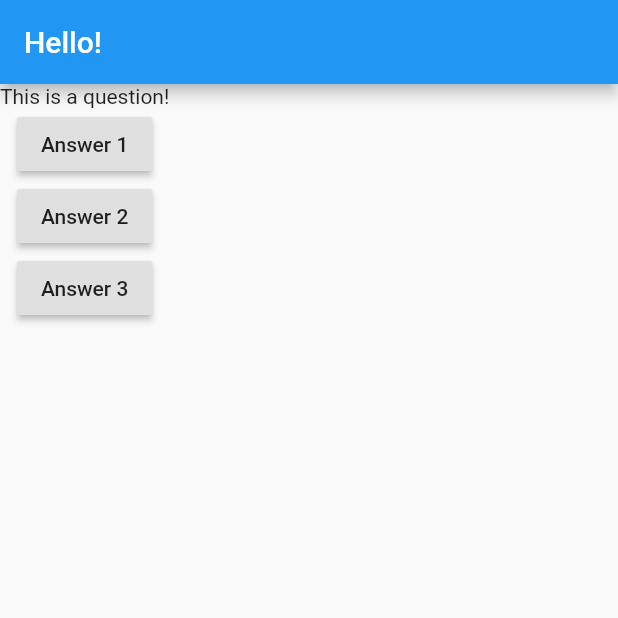
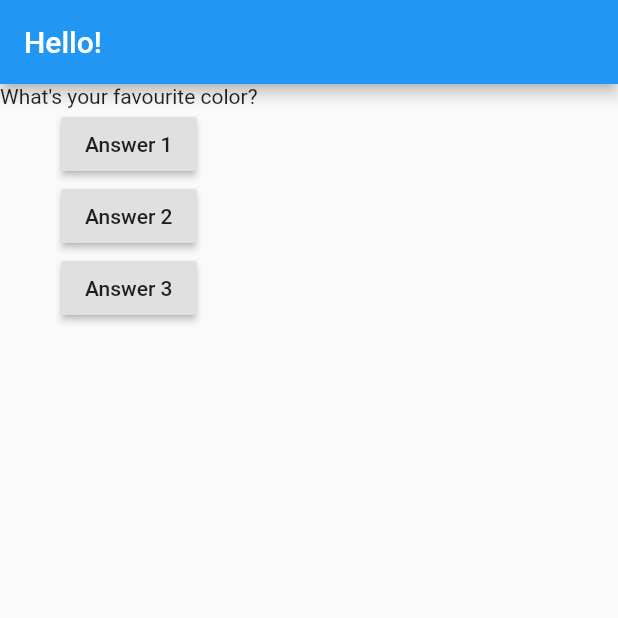
Before and after one commit to ranger163/flutter_playground, a Flutter app: the screen it shows after launch, after a tap on "Answer 1", on a phone screen of 412 x 824 dp, the top half of it. Run offline on Flutter 3.47's test engine with Material 2 defaults, Android fonts, the phone set to English and light mode, and no system bars.

Commit message:
Updating widget data

```diff
--- a/lib/main.dart
+++ b/lib/main.dart
@@ -3,8 +3,15 @@ import 'package:flutter/material.dart';
 void main() => runApp(MyApp());
 
 class MyApp extends StatelessWidget {
+  var questionIndex = 0;
+
   @override
   Widget build(BuildContext context) {
+    var questions = [
+      'What\'s your favourite color?',
+      'What\'s your favourite animal?'
+    ];
+
     return MaterialApp(
       home: Scaffold(
         appBar: AppBar(
@@ -12,7 +19,7 @@ class MyApp extends StatelessWidget {
         ),
         body: Column(
           children: [
-            Text('This is a question!'),
+            Text(questions[questionIndex]),
             RaisedButton(
               child: Text('Answer 1'),
               onPressed: answerQuestion,
@@ -34,5 +41,8 @@ class MyApp extends StatelessWidget {
     );
   }
 
-  void answerQuestion() => print('Hello answer 1');
+  void answerQuestion() {
+    questionIndex = questionIndex + 1;
+    print(questionIndex);
+  }
 }
```
